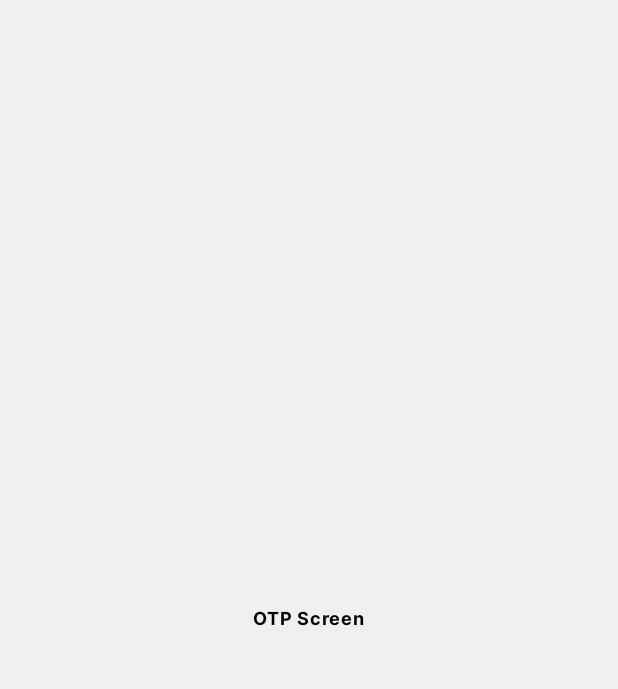
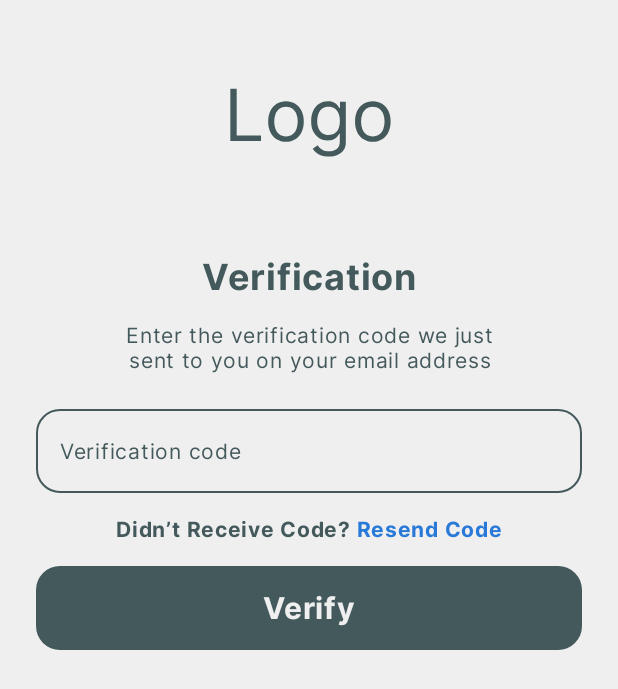
Before and after one commit to Eg-Tour-Guide/Eg-Tour-Guide-Android, an Android app built with Jetpack Compose: the OTP_SCREEN_ROUTE screen opened through its navigation route, on a phone screen of 412 x 824 dp. Before the commit the part shown is almost empty. Shown: the top 689 px of the screen. Run offline under Robolectric (Android 15) with nearby library versions, the phone set to English and light mode, and no system bars.

Commit message:
Working on OtpScreen UI. Create AuthHeader component.

```diff
--- /dev/null
+++ b/app/src/main/java/com/egtourguide/auth/presentation/components/AuthHeader.kt
@@ -0,0 +1,52 @@
+package com.egtourguide.auth.presentation.components
+
+import androidx.compose.foundation.Image
+import androidx.compose.foundation.layout.Column
+import androidx.compose.foundation.layout.fillMaxWidth
+import androidx.compose.foundation.layout.padding
+import androidx.compose.material3.MaterialTheme
+import androidx.compose.material3.Text
+import androidx.compose.runtime.Composable
+import androidx.compose.ui.Alignment
+import androidx.compose.ui.Modifier
+import androidx.compose.ui.res.painterResource
+import androidx.compose.ui.res.stringResource
+import androidx.compose.ui.text.style.TextAlign
+import androidx.compose.ui.tooling.preview.Preview
+import androidx.compose.ui.unit.dp
+import com.egtourguide.R
+import com.egtourguide.core.presentation.ui.theme.EGTourGuideTheme
+
+@Preview(showBackground = true)
+@Composable
+private fun AuthHeaderPreview() {
+    EGTourGuideTheme {
+        AuthHeader(
+            title = stringResource(id = R.string.hello_let_s_get_started)
+        )
+    }
+}
+
+@Composable
+fun AuthHeader(
+    modifier: Modifier = Modifier,
+    title: String,
+) {
+    Column(
+        modifier = modifier.fillMaxWidth(),
+        horizontalAlignment = Alignment.CenterHorizontally
+    ) {
+        Image(
+            painter = painterResource(id = R.drawable.ic_logo),
+            contentDescription = stringResource(id = R.string.logo)
+        )
+
+        Text(
+            text = title,
+            style = MaterialTheme.typography.displayLarge,
+            color = MaterialTheme.colorScheme.onBackground,
+            textAlign = TextAlign.Center,
+            modifier = Modifier.padding(top = 16.dp)
+        )
+    }
+}
--- a/app/src/main/java/com/egtourguide/auth/presentation/otp/OtpScreen.kt
+++ b/app/src/main/java/com/egtourguide/auth/presentation/otp/OtpScreen.kt
@@ -1,24 +1,144 @@
 package com.egtourguide.auth.presentation.otp
 
+import android.widget.Toast
 import androidx.compose.foundation.background
-import androidx.compose.foundation.layout.Box
+import androidx.compose.foundation.layout.Arrangement
+import androidx.compose.foundation.layout.Column
 import androidx.compose.foundation.layout.fillMaxSize
+import androidx.compose.foundation.layout.fillMaxWidth
+import androidx.compose.foundation.layout.height
+import androidx.compose.foundation.layout.padding
+import androidx.compose.foundation.rememberScrollState
+import androidx.compose.foundation.text.ClickableText
+import androidx.compose.foundation.text.KeyboardActions
+import androidx.compose.foundation.verticalScroll
 import androidx.compose.material3.MaterialTheme
 import androidx.compose.material3.Text
 import androidx.compose.runtime.Composable
+import androidx.compose.runtime.getValue
+import androidx.compose.runtime.mutableStateOf
+import androidx.compose.runtime.remember
+import androidx.compose.runtime.setValue
 import androidx.compose.ui.Alignment
 import androidx.compose.ui.Modifier
+import androidx.compose.ui.platform.LocalContext
+import androidx.compose.ui.platform.LocalFocusManager
+import androidx.compose.ui.res.stringResource
+import androidx.compose.ui.text.SpanStyle
+import androidx.compose.ui.text.buildAnnotatedString
+import androidx.compose.ui.text.input.ImeAction
+import androidx.compose.ui.text.style.TextAlign
+import androidx.compose.ui.text.withStyle
 import androidx.compose.ui.tooling.preview.Preview
+import androidx.compose.ui.unit.dp
+import com.egtourguide.R
+import com.egtourguide.auth.presentation.components.AuthHeader
+import com.egtourguide.core.presentation.components.MainButton
+import com.egtourguide.core.presentation.components.MainTextField
+import com.egtourguide.core.presentation.ui.theme.EGTourGuideTheme
 
 @Preview(showBackground = true)
 @Composable
+private fun OtpScreenPreview() {
+    EGTourGuideTheme {
+        OtpScreen()
+    }
+}
+
+@Composable
 fun OtpScreen() {
-    Box(
+    val scrollState = rememberScrollState()
+    val focusManager = LocalFocusManager.current
+    val context = LocalContext.current
+
+    Column(
         modifier = Modifier
             .fillMaxSize()
-            .background(MaterialTheme.colorScheme.background),
-        contentAlignment = Alignment.Center
+            .background(MaterialTheme.colorScheme.background)
+            .verticalScroll(scrollState)
+            .padding(horizontal = 24.dp),
+        horizontalAlignment = Alignment.CenterHorizontally,
+        verticalArrangement = Arrangement.spacedBy(16.dp)
     ) {
-        Text(text = "OTP Screen")
+        AuthHeader(
+            title = stringResource(id = R.string.verification)
+        )
+
+        Text(
+            text = stringResource(id = R.string.enter_verification_code_we_sent),
+            textAlign = TextAlign.Center,
+            style = MaterialTheme.typography.titleSmall,
+            color = MaterialTheme.colorScheme.onBackground
+        )
+
+        var codeValue by remember {
+            mutableStateOf("")
+        }
+
+        MainTextField(
+            modifier = Modifier.fillMaxWidth(),
+            value = codeValue,
+            onValueChanged = {
+                codeValue = it
+            },
+            labelText = stringResource(id = R.string.verification_code),
+            placeholderText = stringResource(id = R.string.enter_verification_code),
+            imeAction = ImeAction.Done,
+            keyboardActions = KeyboardActions(
+                onDone = {
+                    focusManager.clearFocus()
+                }
+            )
+        )
+
+        val annotatedString = buildAnnotatedString {
+            withStyle(
+                style = SpanStyle(color = MaterialTheme.colorScheme.onBackground)
+            ) {
+                append(stringResource(id = R.string.didn_t_receive_code))
+            }
+
+            append(" ")
+
+            pushStringAnnotation(tag = "resend", annotation = "resend")
+
+            withStyle(
+                style = SpanStyle(color = MaterialTheme.colorScheme.outlineVariant)
+            ) {
+                append(stringResource(id = R.string.resend_code))
+            }
+
+            pop()
+        }
+
+        ClickableText(
+            text = annotatedString,
+            onClick = { offset ->
+                annotatedString.getStringAnnotations(
+                    tag = "resend",
+                    start = offset,
+                    end = offset
+                ).firstOrNull()?.let {
+                    Toast.makeText(
+                        context,
+                        context.getString(R.string.we_sent_new_code),
+                        Toast.LENGTH_SHORT
+                    ).show()
+                }
+            },
+            style = MaterialTheme.typography.titleMedium
+        )
+
+        MainButton(
+            modifier = Modifier
+                .padding(bottom = 16.dp)
+                .fillMaxWidth()
+                .height(56.dp),
+            text = stringResource(id = R.string.verify),
+            onClick = {
+                focusManager.clearFocus()
+                Toast.makeText(context, "verified", Toast.LENGTH_SHORT).show()
+            }
+        )
     }
 }
--- a/app/src/main/res/values/strings.xml
+++ b/app/src/main/res/values/strings.xml
@@ -17,11 +17,13 @@
     <string name="already_have_an_account">Already Have An Account?</string>
     <string name="login_now">Login Now</string>
     <string name="verification">Verification</string>
-    <string name="enter_verification_code_we_sent">Enter the verification code we just sent to you on your email address</string>
+    <string name="verification_code">Verification code</string>
+    <string name="enter_verification_code_we_sent">Enter the verification code we just\nsent to you on your email address</string>
     <string name="code">Code</string>
     <string name="enter_verification_code">Enter verification code</string>
     <string name="didn_t_receive_code">Didn’t Receive Code?</string>
     <string name="resend_code">Resend Code</string>
     <string name="verify">Verify</string>
     <string name="logo">Logo</string>
+    <string name="we_sent_new_code">We sent a new code</string>
 </resources>
```
Also changed, not shown: app/src/main/java/com/egtourguide/auth/presentation/signup/SignUpScreen.kt (+12 -33 lines).
